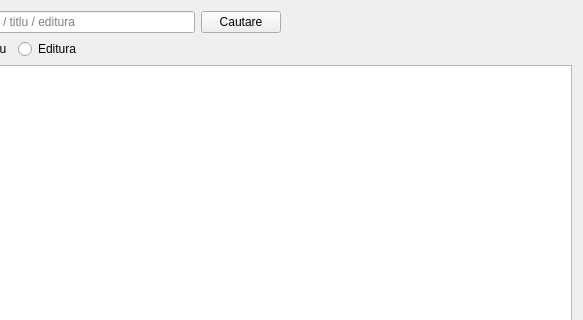
Old version of the form T5/exemplul_2/qt_gui/exemplul_2.ui in the repository ppetrica/SD; both pictures show x 107 to 690 and y 0 to 320 of the 690 by 410 pixel window.
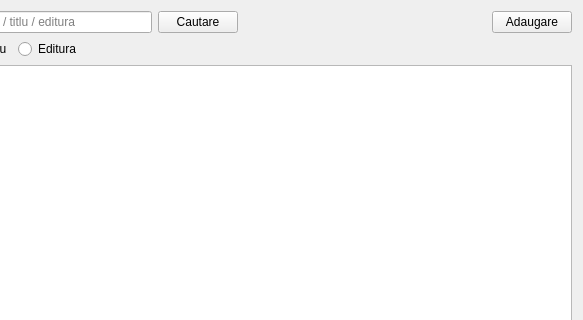
New version of the form.

Commit message: Added basic add button and form

What changed in the file:
```diff
--- a/T5/exemplul_2/qt_gui/exemplul_2.ui
+++ b/T5/exemplul_2/qt_gui/exemplul_2.ui
@@ -43,6 +43,13 @@
        </property>
       </spacer>
      </item>
+     <item>
+      <widget class="QPushButton" name="add_btn">
+       <property name="text">
+        <string>Adaugare</string>
+       </property>
+      </widget>
+     </item>
     </layout>
    </item>
    <item row="1" column="0">
```
The commit also changes 2 other files.
